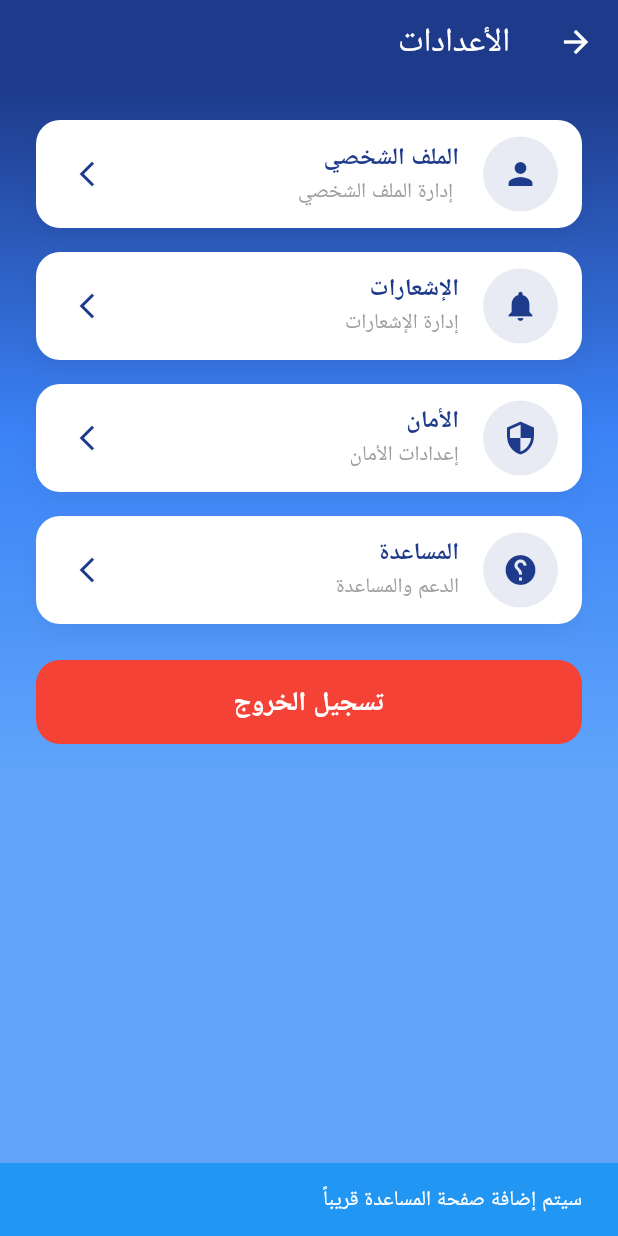
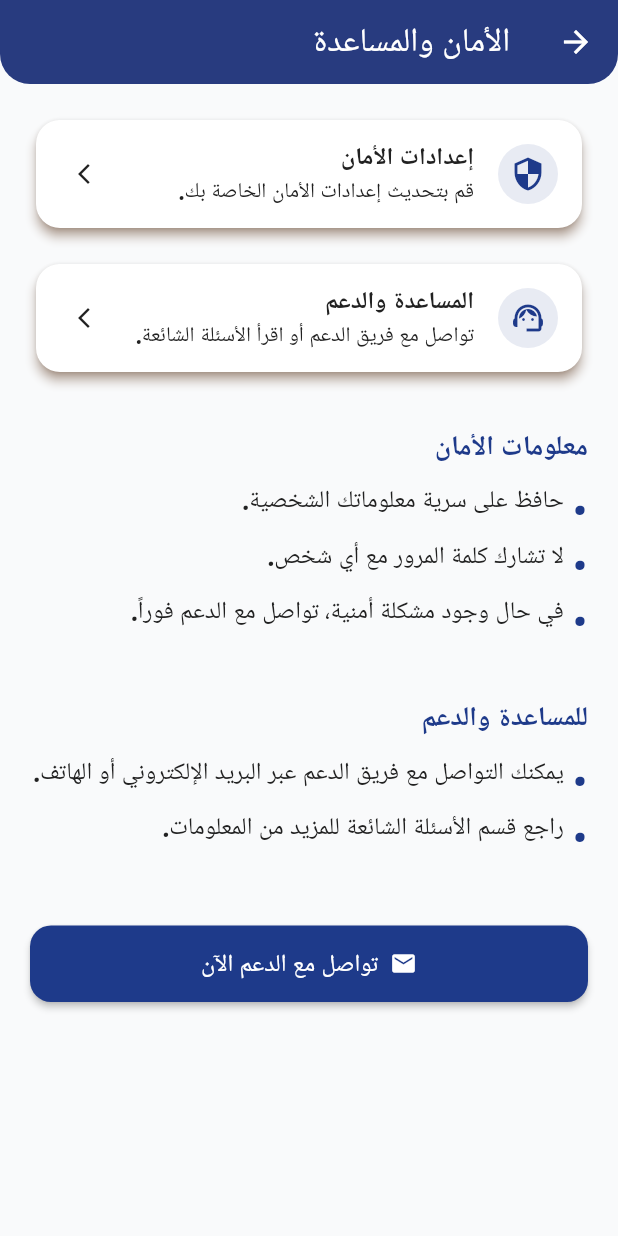
Before and after one commit to suhail021/flood, a Flutter app: the SettingScreen screen opened directly, after a tap on "المساعدة", on a phone screen of 412 x 824 dp. Run offline on Flutter 3.47's test engine with Material 3 defaults, Android fonts, the phone set to English and light mode, and no system bars; our stand-ins replace dio, geolocator, google_maps_flutter, image_picker, shared_preferences; missing offline and left inert: flutter_phone_direct_caller; accounts and stored records are empty.

```diff
--- /dev/null
+++ b/lib/screens/security_help_screen.dart
@@ -0,0 +1,120 @@
+import 'package:flutter/material.dart';
+
+class SecurityHelpScreen extends StatelessWidget {
+  const SecurityHelpScreen({super.key});
+
+  @override
+  Widget build(BuildContext context) {
+    return Directionality(
+      textDirection: TextDirection.rtl,
+      child: Scaffold(
+        backgroundColor: const Color(0xFFF9FAFB),
+        appBar: AppBar(
+          title: const Text('الأمان والمساعدة'),
+          backgroundColor: const Color(0xFF1E3A8A),
+          foregroundColor: Colors.white,
+          elevation: 4,
+          shape: const RoundedRectangleBorder(
+            borderRadius: BorderRadius.vertical(bottom: Radius.circular(20)),
+          ),
+        ),
+        body: ListView(
+          padding: const EdgeInsets.all(20),
+          children: [
+            _buildOptionCard(
+              icon: Icons.security,
+              title: 'إعدادات الأمان',
+              subtitle: 'قم بتحديث إعدادات الأمان الخاصة بك.',
+              onTap: () {},
+            ),
+            const SizedBox(height: 16),
+            _buildOptionCard(
+              icon: Icons.support_agent,
+              title: 'المساعدة والدعم',
+              subtitle: 'تواصل مع فريق الدعم أو اقرأ الأسئلة الشائعة.',
+              onTap: () {},
+            ),
+            const SizedBox(height: 32),
+            _buildSectionTitle('معلومات الأمان'),
+            const SizedBox(height: 12),
+            _buildBulletPoint('حافظ على سرية معلوماتك الشخصية.'),
+            _buildBulletPoint('لا تشارك كلمة المرور مع أي شخص.'),
+            _buildBulletPoint('في حال وجود مشكلة أمنية، تواصل مع الدعم فوراً.'),
+            const SizedBox(height: 32),
+            _buildSectionTitle('للمساعدة والدعم'),
+            const SizedBox(height: 12),
+            _buildBulletPoint('يمكنك التواصل مع فريق الدعم عبر البريد الإلكتروني أو الهاتف.'),
+            _buildBulletPoint('راجع قسم الأسئلة الشائعة للمزيد من المعلومات.'),
+            const SizedBox(height: 40),
+            ElevatedButton.icon(
+              style: ElevatedButton.styleFrom(
+                backgroundColor: const Color(0xFF1E3A8A),
+                shape: RoundedRectangleBorder(
+                  borderRadius: BorderRadius.circular(14),
+                ),
+                padding: const EdgeInsets.symmetric(vertical: 14, horizontal: 20),
+              ),
+              onPressed: () {
+                // افتح صفحة تواصل أو دعم
+              },
+              icon: const Icon(Icons.email, color: Colors.white),
+              label: const Text(
+                'تواصل مع الدعم الآن',
+                style: TextStyle(fontSize: 16, color: Colors.white),
+              ),
+            ),
+          ],
+        ),
+      ),
+    );
+  }
+
+  Widget _buildOptionCard({
+    required IconData icon,
+    required String title,
+    required String subtitle,
+    required VoidCallback onTap,
+  }) {
+    return Card(
+      elevation: 3,
+      shape: RoundedRectangleBorder(borderRadius: BorderRadius.circular(16)),
+      child: ListTile(
+        leading: CircleAvatar(
+          backgroundColor: const Color(0xFF1E3A8A).withOpacity(0.1),
+          child: Icon(icon, color: const Color(0xFF1E3A8A)),
+        ),
+        title: Text(title, style: const TextStyle(fontWeight: FontWeight.bold)),
+        subtitle: Text(subtitle),
+        trailing: const Icon(Icons.arrow_forward_ios, size: 16),
+        onTap: onTap,
+      ),
+    );
+  }
+
+  Widget _buildSectionTitle(String text) {
+    return Text(
+      text,
+      style: const TextStyle(
+        fontWeight: FontWeight.bold,
+        fontSize: 18,
+        color: Color(0xFF1E3A8A),
+      ),
+    );
+  }
+
+  Widget _buildBulletPoint(String text) {
+    return Padding(
+      padding: const EdgeInsets.only(bottom: 8),
+      child: Row(
+        crossAxisAlignment: CrossAxisAlignment.start,
+        children: [
+          const Text("• ",
+              style: TextStyle(fontSize: 20, color: Color(0xFF1E3A8A))),
+          Expanded(
+            child: Text(text, style: const TextStyle(fontSize: 16)),
+          ),
+        ],
+      ),
+    );
+  }
+}
--- a/lib/screens/setting_screen.dart
+++ b/lib/screens/setting_screen.dart
@@ -3,6 +3,8 @@ import 'package:google/screens/notifications_screen.dart';
 import 'package:google/screens/profile_screen.dart';
 import 'package:shared_preferences/shared_preferences.dart';
 import 'phone_login_screen.dart';
+import 'security_help_screen.dart';
+import 'my_reports_screen.dart';
 
 class SettingScreen extends StatefulWidget {
   const SettingScreen({super.key});
@@ -101,6 +103,20 @@ class _SettingScreenState extends State<SettingScreen> {
                   // أزرار إضافية
                   if (!_isEditing) ...[
                     _buildActionButton(
+                      icon: Icons.assignment,
+                      title: 'بلاغاتي',
+                      subtitle: 'عرض جميع بلاغاتك',
+                      onTap: () {
+                        Navigator.push(
+                          context,
+                          MaterialPageRoute(
+                            builder: (context) => const MyReportsScreen(),
+                          ),
+                        );
+                      },
+                    ),
+                    const SizedBox(height: 16),
+                    _buildActionButton(
                       icon: Icons.notifications,
                       title: 'الإشعارات',
                       subtitle: 'إدارة الإشعارات',
@@ -115,21 +131,21 @@ class _SettingScreenState extends State<SettingScreen> {
                       },
                     ),
 
-                    const SizedBox(height: 16),
+                    // const SizedBox(height: 16),
 
-                    _buildActionButton(
-                      icon: Icons.security,
-                      title: 'الأمان',
-                      subtitle: 'إعدادات الأمان',
-                      onTap: () {
-                        ScaffoldMessenger.of(context).showSnackBar(
-                          const SnackBar(
-                            content: Text('سيتم إضافة إعدادات الأمان قريباً'),
-                            backgroundColor: Colors.blue,
-                          ),
-                        );
-                      },
-                    ),
+                    // _buildActionButton(
+                    //   icon: Icons.security,
+                    //   title: 'الأمان',
+                    //   subtitle: 'إعدادات الأمان',
+                    //   onTap: () {
+                    //     Navigator.push(
+                    //       context,
+                    //       MaterialPageRoute(
+                    //         builder: (context) => const SecurityHelpScreen(),
+                    //       ),
+                    //     );
+                    //   },
+                    // ),
                     const SizedBox(height: 16),
 
                     _buildActionButton(
@@ -137,10 +153,10 @@ class _SettingScreenState extends State<SettingScreen> {
                       title: 'المساعدة',
                       subtitle: 'الدعم والمساعدة',
                       onTap: () {
-                        ScaffoldMessenger.of(context).showSnackBar(
-                          const SnackBar(
-                            content: Text('سيتم إضافة صفحة المساعدة قريباً'),
-                            backgroundColor: Colors.blue,
+                        Navigator.push(
+                          context,
+                          MaterialPageRoute(
+                            builder: (context) => const SecurityHelpScreen(),
                           ),
                         );
                       },
```
Also changed, not shown: lib/screens/my_reports_screen.dart (added, +65 -0 lines).
